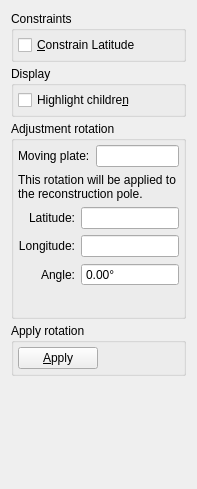
Before: the Qt Designer form src/qt-widgets/ModifyReconstructionPoleWidgetUi.ui in GPlates/GPlates, drawn with Qt 5.
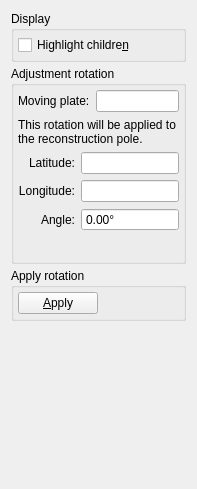
After: the same form once the commit is applied.

```diff
--- a/src/qt-widgets/ModifyReconstructionPoleWidgetUi.ui
+++ b/src/qt-widgets/ModifyReconstructionPoleWidgetUi.ui
@@ -17,41 +17,6 @@
    <property name="spacing">
     <number>4</number>
    </property>
-   <item>
-    <widget class="QGroupBox" name="groupbox_constraints">
-     <property name="sizePolicy">
-      <sizepolicy hsizetype="Preferred" vsizetype="Minimum">
-       <horstretch>0</horstretch>
-       <verstretch>0</verstretch>
-      </sizepolicy>
-     </property>
-     <property name="title">
-      <string>Constraints</string>
-     </property>
-     <property name="flat">
-      <bool>true</bool>
-     </property>
-     <layout class="QVBoxLayout">
-      <property name="margin">
-       <number>4</number>
-      </property>
-      <item>
-       <layout class="QVBoxLayout">
-        <property name="topMargin">
-         <number>0</number>
-        </property>
-        <item>
-         <widget class="QCheckBox" name="checkbox_constrain_latitude">
-          <property name="text">
-           <string>&amp;Constrain Latitude</string>
-          </property>
-         </widget>
-        </item>
-       </layout>
-      </item>
-     </layout>
-    </widget>
-   </item>
    <item>
     <widget class="QGroupBox" name="groupbox_display">
      <property name="title">
```
